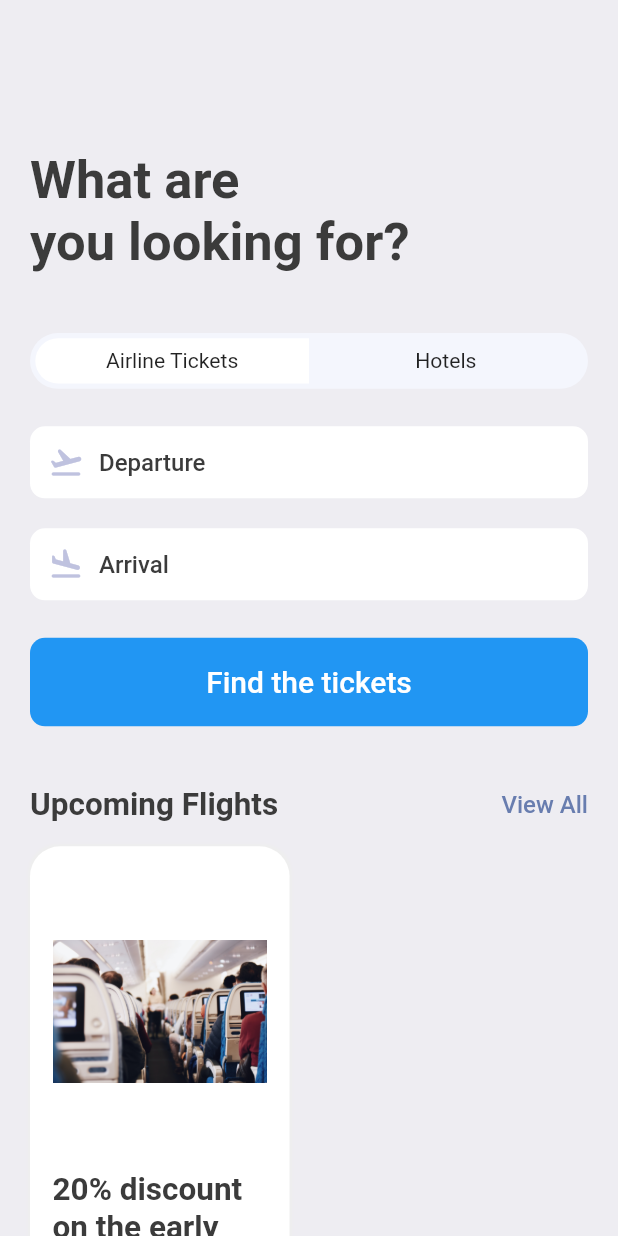
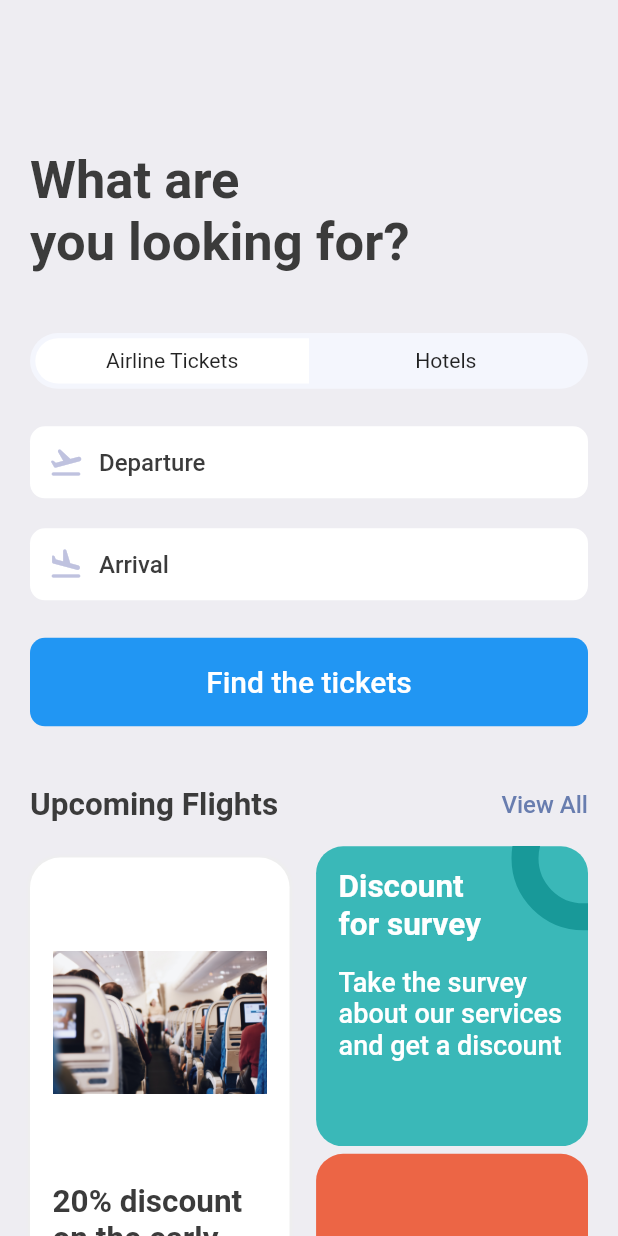
Before and after one commit to dadejecova/Booktickets, a Flutter app: the SearchScreen screen opened directly, on a phone screen of 412 x 824 dp. Run offline on Flutter 3.47's test engine with Material 2 defaults, Android fonts, the phone set to English and light mode, and no system bars; our stand-ins replace fluentui_icons, gap, get.

Commit message:
Layers
orange - green?

```diff
--- a/lib/screens/search_screen.dart
+++ b/lib/screens/search_screen.dart
@@ -72,6 +72,7 @@ class SearchScreen extends StatelessWidget {
           const AppDoubleTextWidget(bigText: "Upcoming Flights", smallText: "View All"),
           Gap(AppLayout.getHeight(15)),
           Row(
+            mainAxisAlignment: MainAxisAlignment.spaceBetween,
             children: [
               Container(
                 height: AppLayout.getHeight(400),
@@ -107,6 +108,56 @@ class SearchScreen extends StatelessWidget {
                     style: Styles.headLinesStyle2,),
                   ],
                 ),
+              ),
+              Column(
+                children: [
+                  Stack(
+                    children: [
+                      Container(
+                        width: size.width*0.44,
+                        height: AppLayout.getHeight(200),
+                        decoration: BoxDecoration(
+                            color: Color(0xFF3AB8B8),
+                            borderRadius: BorderRadius.circular(AppLayout.getHeight(18))
+                        ),
+                        padding: EdgeInsets.symmetric(vertical: AppLayout.getHeight(15), horizontal: AppLayout.getWidth(15)),
+                        child: Column(
+                          crossAxisAlignment: CrossAxisAlignment.start,
+                          children: [
+                            Text("Discount\nfor survey",
+                              style: Styles.headLinesStyle2.copyWith(
+                                  fontWeight: FontWeight.bold, color: Colors.white),),
+                            Gap(AppLayout.getHeight(15)),
+                            Text("Take the survey about our services and get a discount",
+                              style: Styles.headLinesStyle2.copyWith(
+                                  fontWeight: FontWeight.w500, color: Colors.white, fontSize: 18),),
+                          ],
+                        ),
+                      ),
+                      Positioned(
+                        right: -45,
+                        top: -40,
+                        child: Container(
+                        padding: EdgeInsets.all(AppLayout.getHeight(30)),
+                        decoration: BoxDecoration(
+                            shape: BoxShape.circle,
+                            border: Border.all(width: 18, color: Color(0xFF189999)),
+                            color: Colors.transparent
+                        ),
+                      ),)
+                    ],
+                  ),
+                  Gap(AppLayout.getHeight(5)),
+                  Container(
+                    width: size.width*0.44,
+                    padding: EdgeInsets.symmetric(vertical: AppLayout.getHeight(15), horizontal: AppLayout.getWidth(15)),
+                    height: AppLayout.getHeight(210),
+                    decoration: BoxDecoration(
+                      borderRadius: BorderRadius.circular(AppLayout.getHeight(18)),
+                      color: const Color(0xFFEC6545) //4:20:30
+                    ),
+                  )
+                ],
               )
             ],
           )
```
